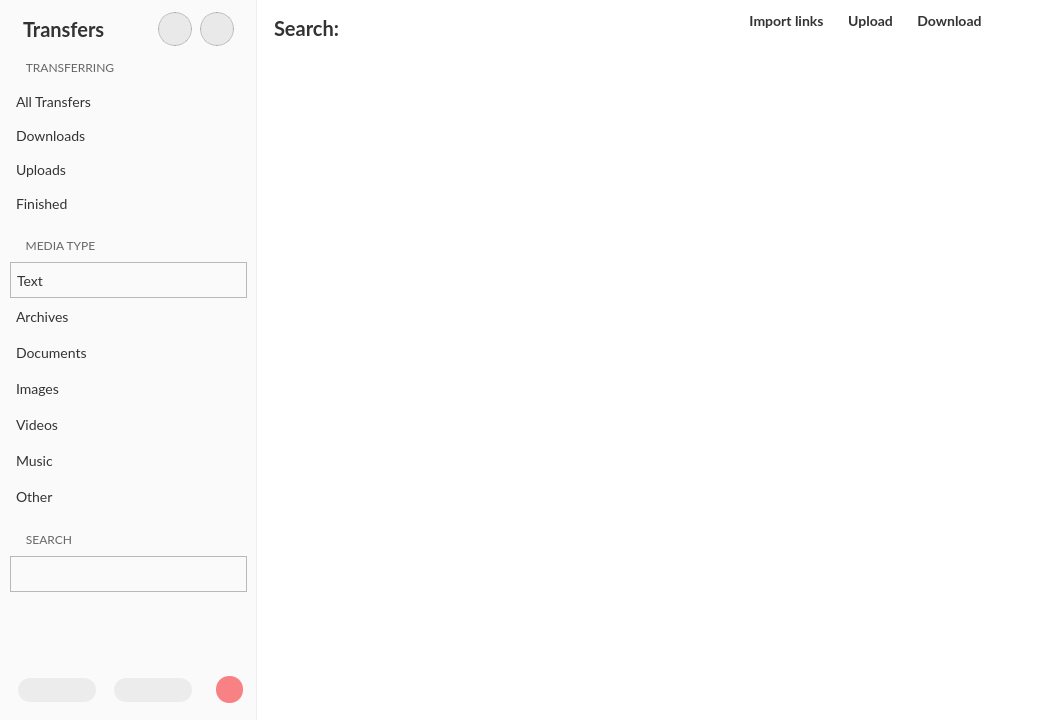
Qt form src/MEGASync/gui/macx/TransferManager.ui (meganz/MEGAsync) before a commit.
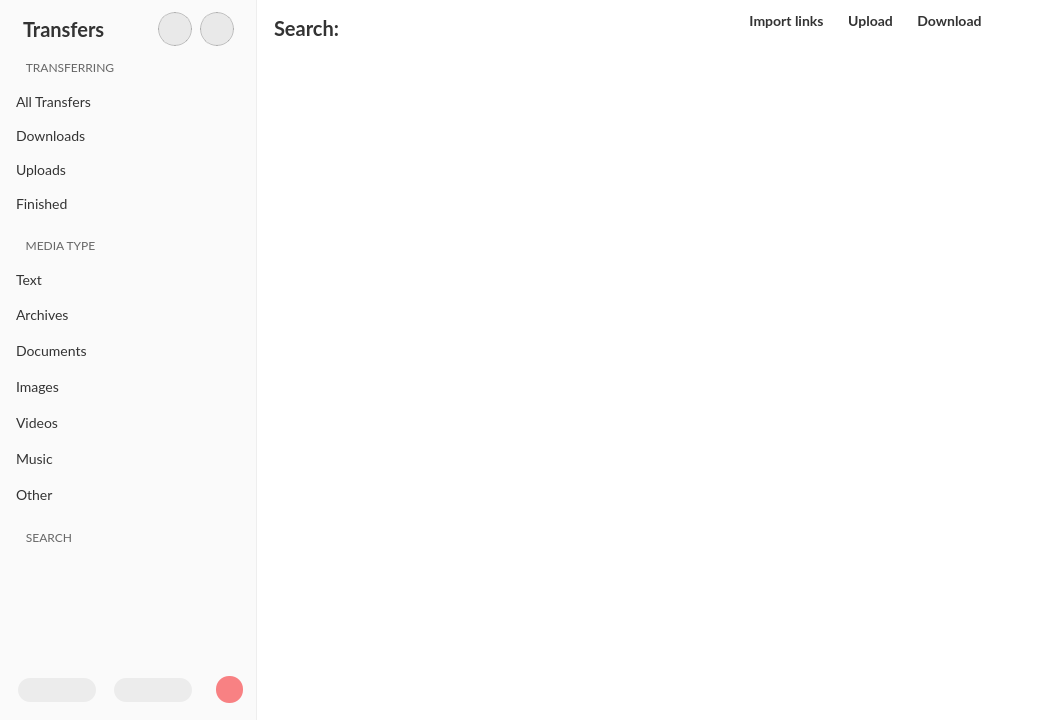
The same form after that commit. Icons and pictures are not drawn. Custom widgets are drawn as their Qt base class.

Commit message: Transfer Manager: fir sortFilterProxy usage; Improve threading/thread safety; improve performance; various fixes/improvements; UI Polish

What changed in the file:
```diff
--- a/src/MEGASync/gui/macx/TransferManager.ui
+++ b/src/MEGASync/gui/macx/TransferManager.ui
@@ -304,6 +304,26 @@
    </property>
    <item>
     <widget class="QWidget" name="wLeftPane" native="true">
+     <property name="styleSheet">
+      <string notr="true">#wLeftPane QFrame[itsOn=true] 
+{
+	border-radius: 4px;
+    background-color: white;
+}
+
+#wLeftPane QFrame[itsOn=true]  QLabel
+{
+    border: 1px solid #F5F5F5; 
+    background-color: #FAFAFA;
+    border-radius: 12px;
+}
+
+#wLeftPane QFrame[itsOn=true] QPushButton
+{
+    font-weight: bold;
+}
+</string>
+     </property>
      <layout class="QVBoxLayout" name="wLeftPaneLayout">
       <property name="spacing">
        <number>14</number>
@@ -809,10 +829,10 @@
          <item>
           <widget class="QFrame" name="fText">
            <property name="frameShape">
-            <enum>QFrame::StyledPanel</enum>
+            <enum>QFrame::NoFrame</enum>
            </property>
            <property name="frameShadow">
-            <enum>QFrame::Raised</enum>
+            <enum>QFrame::Plain</enum>
            </property>
            <layout class="QHBoxLayout" name="horizontalLayout_15">
             <property name="spacing">
@@ -1175,10 +1195,10 @@
          <item>
           <widget class="QFrame" name="fSearchString">
            <property name="frameShape">
-            <enum>QFrame::StyledPanel</enum>
+            <enum>QFrame::NoFrame</enum>
            </property>
            <property name="frameShadow">
-            <enum>QFrame::Raised</enum>
+            <enum>QFrame::Plain</enum>
            </property>
            <layout class="QHBoxLayout" name="horizontalLayout_14">
             <property name="spacing">
```
The commit also changes 16 other files.
